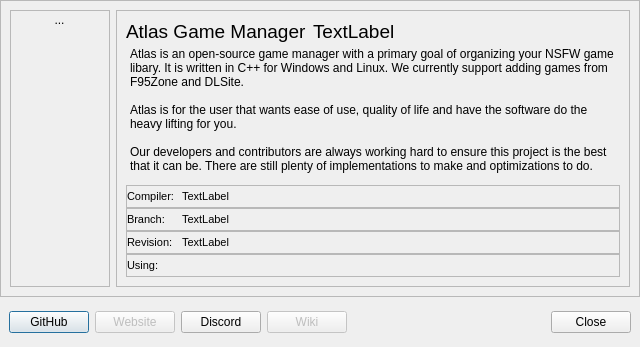
Qt form atlas/ui/dialog/AboutAtlas.ui (KJNeko/Atlas) before a commit.
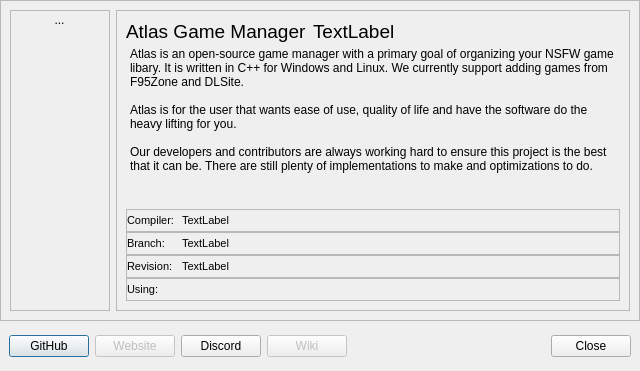
The same form after that commit. Icons and pictures are not drawn.

Commit message: fix about atlas page

Diff of the .ui file:
```diff
--- a/atlas/ui/dialog/AboutAtlas.ui
+++ b/atlas/ui/dialog/AboutAtlas.ui
@@ -7,9 +7,15 @@
     <x>0</x>
     <y>0</y>
     <width>640</width>
-    <height>347</height>
+    <height>371</height>
    </rect>
   </property>
+  <property name="sizePolicy">
+   <sizepolicy hsizetype="Preferred" vsizetype="MinimumExpanding">
+    <horstretch>0</horstretch>
+    <verstretch>0</verstretch>
+   </sizepolicy>
+  </property>
   <property name="windowTitle">
    <string>About Atlas</string>
   </property>
@@ -97,12 +103,6 @@
    </item>
    <item row="0" column="0" colspan="2">
     <widget class="QFrame" name="frame_2">
-     <property name="minimumSize">
-      <size>
-       <width>126</width>
-       <height>28</height>
-      </size>
-     </property>
      <property name="frameShape">
       <enum>QFrame::StyledPanel</enum>
      </property>
@@ -288,12 +288,12 @@
 hr { height: 1px; border-width: 0; }
 li.unchecked::marker { content: &quot;\2610&quot;; }
 li.checked::marker { content: &quot;\2612&quot;; }
-&lt;/style&gt;&lt;/head&gt;&lt;body style=&quot; font-family:'Noto Sans'; font-size:12pt; font-weight:400; font-style:normal;&quot;&gt;
-&lt;p style=&quot; margin-top:0px; margin-bottom:0px; margin-left:0px; margin-right:0px; -qt-block-indent:0; text-indent:0px;&quot;&gt;&lt;span style=&quot; font-family:'Segoe UI'; font-size:9pt;&quot;&gt;Atlas is an open-source game manager with a primary goal of organizing your NSFW game libary. It is written in C++ for Windows and Linux. We currently support adding games from F95Zone and DLSite.&lt;/span&gt;&lt;/p&gt;
-&lt;p style=&quot;-qt-paragraph-type:empty; margin-top:0px; margin-bottom:0px; margin-left:0px; margin-right:0px; -qt-block-indent:0; text-indent:0px; font-family:'Segoe UI'; font-size:9pt;&quot;&gt;&lt;br /&gt;&lt;/p&gt;
-&lt;p style=&quot; margin-top:0px; margin-bottom:0px; margin-left:0px; margin-right:0px; -qt-block-indent:0; text-indent:0px;&quot;&gt;&lt;span style=&quot; font-family:'Segoe UI'; font-size:9pt;&quot;&gt;Atlas is for the user that wants ease of use, quality of life and have the software do the heavy lifting for you.&lt;/span&gt;&lt;/p&gt;
-&lt;p style=&quot;-qt-paragraph-type:empty; margin-top:0px; margin-bottom:0px; margin-left:0px; margin-right:0px; -qt-block-indent:0; text-indent:0px; font-family:'Segoe UI'; font-size:9pt;&quot;&gt;&lt;br /&gt;&lt;/p&gt;
-&lt;p style=&quot; margin-top:0px; margin-bottom:0px; margin-left:0px; margin-right:0px; -qt-block-indent:0; text-indent:0px;&quot;&gt;&lt;span style=&quot; font-family:'Segoe UI'; font-size:9pt;&quot;&gt;Our developers and contributors are always working hard to ensure this project is the best that it can be. There are still plenty of implementations to make and optimizations to do. &lt;/span&gt;&lt;/p&gt;&lt;/body&gt;&lt;/html&gt;</string>
+&lt;/style&gt;&lt;/head&gt;&lt;body style=&quot; font-family:'Segoe UI'; font-size:9pt; font-weight:400; font-style:normal;&quot;&gt;
+&lt;p style=&quot; margin-top:0px; margin-bottom:0px; margin-left:0px; margin-right:0px; -qt-block-indent:0; text-indent:0px;&quot;&gt;Atlas is an open-source game manager with a primary goal of organizing your NSFW game libary. It is written in C++ for Windows and Linux. We currently support adding games from F95Zone and DLSite.&lt;/p&gt;
+&lt;p style=&quot;-qt-paragraph-type:empty; margin-top:0px; margin-bottom:0px; margin-left:0px; margin-right:0px; -qt-block-indent:0; text-indent:0px;&quot;&gt;&lt;br /&gt;&lt;/p&gt;
+&lt;p style=&quot; margin-top:0px; margin-bottom:0px; margin-left:0px; margin-right:0px; -qt-block-indent:0; text-indent:0px;&quot;&gt;Atlas is for the user that wants ease of use, quality of life and have the software do the heavy lifting for you.&lt;/p&gt;
+&lt;p style=&quot;-qt-paragraph-type:empty; margin-top:0px; margin-bottom:0px; margin-left:0px; margin-right:0px; -qt-block-indent:0; text-indent:0px;&quot;&gt;&lt;br /&gt;&lt;/p&gt;
+&lt;p style=&quot; margin-top:0px; margin-bottom:0px; margin-left:0px; margin-right:0px; -qt-block-indent:0; text-indent:0px;&quot;&gt;Our developers and contributors are always working hard to ensure this project is the best that it can be. There are still plenty of implementations to make and optimizations to do. &lt;/p&gt;&lt;/body&gt;&lt;/html&gt;</string>
            </property>
           </widget>
          </item>
```
Left out of the diff: 6 changed lines with no effect on the pictures.
